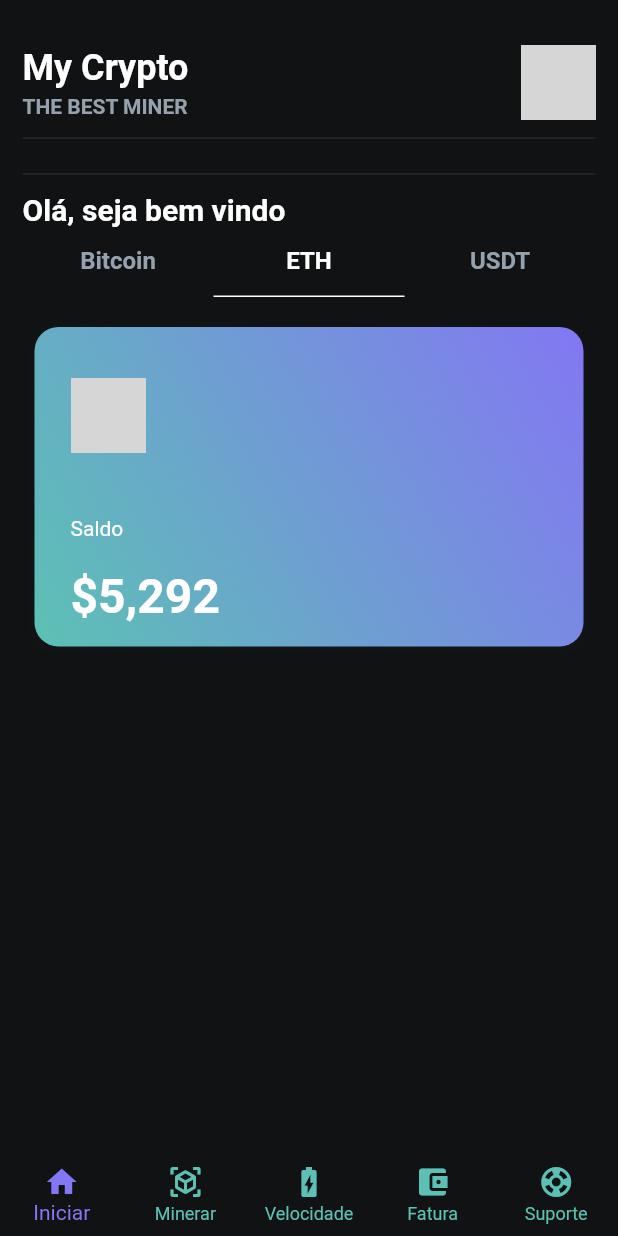
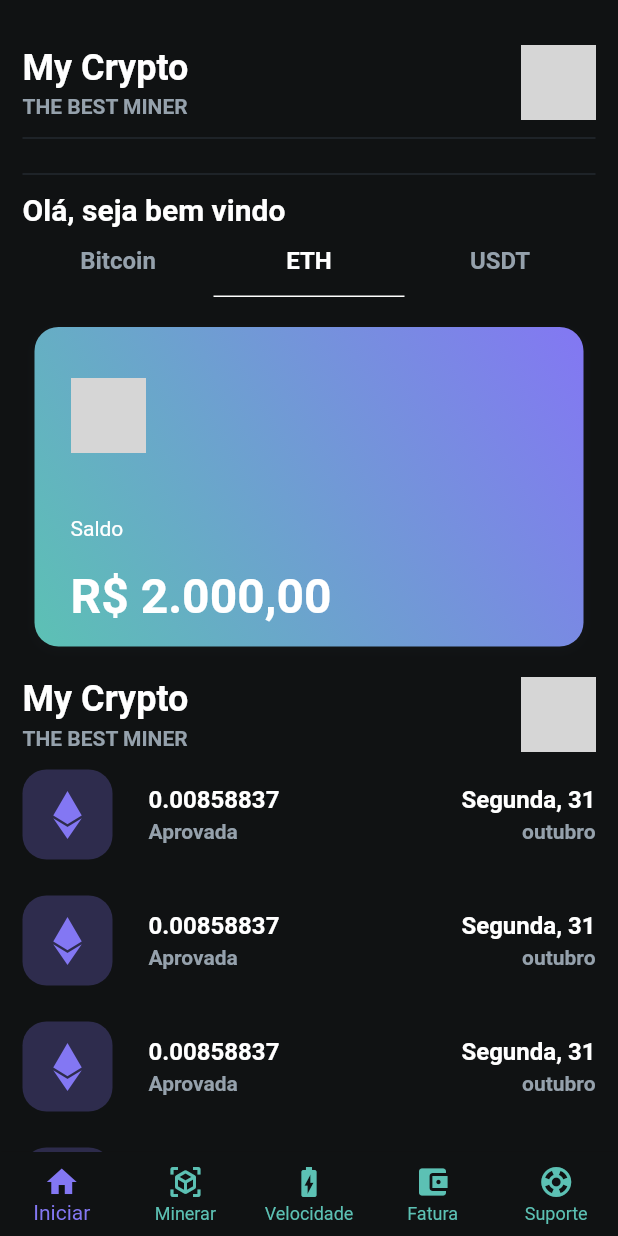
Before and after one commit to KevennyJS/my_cripto, a Flutter app: the screen it shows once a user with an empty profile is signed in, tab 2 chosen, after a tap on "Saldo", on a phone screen of 412 x 824 dp. Run offline on Flutter 3.47's test engine with Material 2 defaults, Android fonts, the phone set to English and light mode, and no system bars; our stand-ins replace firebase_auth, firebase_core, font_awesome_flutter; accounts and stored records are empty; network calls fail; Roboto replaces fonts that are missing (Outfit); grey boxes are pictures that could not be loaded.

Commit message:
add: Adicionado card para histórico de transferências #1

```diff
--- a/lib/screens/inicio_screen.dart
+++ b/lib/screens/inicio_screen.dart
@@ -1,10 +1,9 @@
 import 'package:flutter/material.dart';
 import 'package:my_cripto/widgets/Spacer.dart';
-import 'package:my_cripto/widgets/credit_cards/usdt_card.dart';
 
 import '../util/colors.dart';
-import '../widgets/credit_cards/btc_card.dart';
-import '../widgets/credit_cards/eth_card.dart';
+import '../widgets/cripto_card.dart';
+import '../widgets/cripto_historic_card.dart';
 import '../widgets/topBar.dart';
 
 class InicioScreen extends StatefulWidget {
@@ -20,10 +19,10 @@ class _InicioScreenState extends State<InicioScreen> {
     Size size = MediaQuery.of(context).size;
     return SafeArea(
       child: Scaffold(
-        body: SingleChildScrollView(
-          child: SizedBox(
-            height: size.height+100,
+        body: SizedBox(
+          height: size.height + 100,
           width: size.width,
+          child: SingleChildScrollView(
             child: Padding(
               padding: const EdgeInsets.symmetric(horizontal: 15, vertical: 30),
               child: Column(
@@ -31,9 +30,7 @@ class _InicioScreenState extends State<InicioScreen> {
                   topBar(),
                   spacer(),
                   spacer(),
-                  Expanded(
-                    flex: 4,
-                    child: Column(
+                  Column(
                     mainAxisSize: MainAxisSize.max,
                     crossAxisAlignment: CrossAxisAlignment.start,
                     children: [
@@ -44,8 +41,8 @@ class _InicioScreenState extends State<InicioScreen> {
                           length: 3,
                           initialIndex: 0,
                           child: Column(
-                              children: const [
-                                TabBar(
+                            children: [
+                              const TabBar(
                                 labelColor: primaryText,
                                 unselectedLabelColor: secondaryText,
                                 labelStyle: bodyText1,
@@ -60,9 +57,24 @@ class _InicioScreenState extends State<InicioScreen> {
                               Expanded(
                                 child: TabBarView(
                                   children: [
-                                      BTCCard(),
-                                      ETHCard(),
-                                      USDTCard(),
+                                    CriptoCard(
+                                      name: 'Bitcoin',
+                                      price: 'R\$ 50.000,00',
+                                      image: 'https://cdn-icons-png.flaticon.com/512/5968/5968260.png',
+                                      gradientColors: const [Color(0xFF00F2FE), Color(0xFF4FACFE)],
+                                    ),
+                                    CriptoCard(
+                                      name: 'ETH',
+                                      price: 'R\$ 2.000,00',
+                                      image: 'https://cdn-icons-png.flaticon.com/512/7016/7016523.png',
+                                      gradientColors: [primary, secondary],
+                                    ),
+                                    CriptoCard(
+                                      name: 'USDT',
+                                      price: 'R\$ 1.000,00',
+                                      image: 'https://cryptologos.cc/logos/tether-usdt-logo.png',
+                                      gradientColors: const [Color(0xFFFF5858), Color(0xFFD43F8D)],
+                                    ),
                                   ],
                                 ),
                               ),
@@ -72,7 +84,21 @@ class _InicioScreenState extends State<InicioScreen> {
                       ),
                     ],
                   ),
-                  ),
+                  topBar(),
+                  ListView(
+                    shrinkWrap: true,
+                    children: [
+                      criptoHistoricCard(),
+                      criptoHistoricCard(),
+                      criptoHistoricCard(),
+                      criptoHistoricCard(),
+                      criptoHistoricCard(),
+                      criptoHistoricCard(),
+                      criptoHistoricCard(),
+                      criptoHistoricCard(),
+                      criptoHistoricCard(),
+                    ],
+                  )
                 ],
               ),
             ),
--- a/lib/util/colors.dart
+++ b/lib/util/colors.dart
@@ -18,5 +18,6 @@ const lineColor = Color(0xFF22282F);
 const TextStyle title1 = TextStyle(color: primaryText, fontSize: 24, fontWeight: FontWeight.w600);
 const TextStyle title2 = TextStyle(color: primaryText, fontSize: 20, fontWeight: FontWeight.w600);
 const TextStyle title3 = TextStyle(color: primaryText, fontSize: 18, fontWeight: FontWeight.w600);
+const TextStyle subtitle1 = TextStyle(color: primaryText, fontSize: 16, fontWeight: FontWeight.w600);
 const TextStyle bodyText1 = TextStyle(color: primaryText, fontSize: 16, fontWeight: FontWeight.w600);
 const TextStyle bodyText2 = TextStyle(color: secondaryText, fontSize: 14, fontWeight: FontWeight.w600);
--- a/lib/widgets/credit_cards/btc_card.dart
+++ /dev/null
@@ -1,92 +0,0 @@
-import 'package:flutter/material.dart';
-
-class BTCCard extends StatelessWidget {
-  const BTCCard({Key? key}) : super(key: key);
-
-  @override
-  Widget build(BuildContext context) {
-    return Padding(
-      padding: const EdgeInsetsDirectional.fromSTEB(8, 20, 8, 20),
-      child: Container(
-        width: double.infinity,
-        height: 210,
-        decoration: BoxDecoration(
-          boxShadow: const [
-            BoxShadow(
-              blurRadius: 6,
-              color: Color(0x4B1A1F24),
-              offset: Offset(0, 2),
-            )
-          ],
-          gradient: const LinearGradient(
-            colors: [Color(0xFF00F2FE), Color(0xFF4FACFE)],
-            stops: [0, 1],
-            begin: AlignmentDirectional(1, -1),
-            end: AlignmentDirectional(-1, 1),
-          ),
-          borderRadius: BorderRadius.circular(16),
-          border: Border.all(
-            color: const Color(0xFF00F2FE),
-          ),
-        ),
-        child: Padding(
-          padding: const EdgeInsetsDirectional.fromSTEB(4, 4, 4, 4),
-          child: Column(
-            mainAxisSize: MainAxisSize.max,
-            mainAxisAlignment: MainAxisAlignment.spaceEvenly,
-            children: [
-              Padding(
-                padding: const EdgeInsetsDirectional.fromSTEB(20, 20, 20, 0),
-                child: Row(
-                  mainAxisSize: MainAxisSize.max,
-                  children: [
-                    Image.network(
-                      'https://cdn-icons-png.flaticon.com/512/5968/5968260.png',
-                      width: 50,
-                      height: 50,
-                      fit: BoxFit.cover,
-                    ),
-                  ],
-                ),
-              ),
-              Padding(
-                padding: const EdgeInsetsDirectional.fromSTEB(20, 32, 20, 0),
-                child: Row(
-                  mainAxisSize: MainAxisSize.max,
-                  children: const [
-                    Text(
-                      'Saldo',
-                      style: TextStyle(
-                        fontFamily: 'Outfit',
-                        color: Colors.white,
-                        fontSize: 14,
-                        fontWeight: FontWeight.normal,
-                      ),
-                    ),
-                  ],
-                ),
-              ),
-              Padding(
-                padding: const EdgeInsetsDirectional.fromSTEB(20, 8, 20, 0),
-                child: Row(
-                  mainAxisSize: MainAxisSize.max,
-                  children: const [
-                    Text(
-                      '\$7,630',
-                      style: TextStyle(
-                        fontFamily: 'Outfit',
-                        color: Colors.white,
-                        fontSize: 32,
-                        fontWeight: FontWeight.w600,
-                      ),
-                    ),
-                  ],
-                ),
-              ),
-            ],
-          ),
-        ),
-      ),
-    );
-  }
-}
--- a/lib/widgets/credit_cards/eth_card.dart
+++ /dev/null
@@ -1,94 +0,0 @@
-import 'package:flutter/material.dart';
-
-import '../../util/colors.dart';
-
-class ETHCard extends StatelessWidget {
-  const ETHCard({Key? key}) : super(key: key);
-
-  @override
-  Widget build(BuildContext context) {
-    return Padding(
-      padding: const EdgeInsetsDirectional.fromSTEB(8, 20, 8, 20),
-      child: Container(
-        width: double.infinity,
-        height: 210,
-        decoration: BoxDecoration(
-          boxShadow: const [
-            BoxShadow(
-              blurRadius: 6,
-              color: Color(0x4B1A1F24),
-              offset: Offset(0, 2),
-            )
-          ],
-          gradient: const LinearGradient(
-            colors: [primary, secondary],
-            stops: [0, 1],
-            begin: AlignmentDirectional(1, -1),
-            end: AlignmentDirectional(-1, 1),
-          ),
-          borderRadius: BorderRadius.circular(16),
-        ),
-        child: Padding(
-          padding: const EdgeInsetsDirectional.fromSTEB(4, 4, 4, 4),
-          child: Column(
-            mainAxisSize: MainAxisSize.max,
-            mainAxisAlignment: MainAxisAlignment.spaceEvenly,
-            children: [
-              Padding(
-                padding: const EdgeInsetsDirectional.fromSTEB(20, 20, 20, 0),
-                child: Row(
-                  mainAxisSize: MainAxisSize.max,
-                  children: [
-                    Image.network(
-                      'https://cdn-icons-png.flaticon.com/512/7016/7016523.png',
-                      width: 50,
-                      height: 50,
-                      fit: BoxFit.cover,
-                    ),
-                  ],
-                ),
-              ),
-              Padding(
-                padding: const EdgeInsetsDirectional.fromSTEB(20, 32, 20, 0),
-                child: Row(
-                  mainAxisSize: MainAxisSize.max,
-                  children: [
-                    InkWell(
-                      onTap: () async {},
-                      child: const Text(
-                        'Saldo',
-                        style: TextStyle(
-                          fontFamily: 'Outfit',
-                          color: Colors.white,
-                          fontSize: 14,
-                          fontWeight: FontWeight.normal,
-                        ),
-                      ),
-                    ),
-                  ],
-                ),
-              ),
-              Padding(
-                padding: const EdgeInsetsDirectional.fromSTEB(20, 8, 20, 0),
-                child: Row(
-                  mainAxisSize: MainAxisSize.max,
-                  children: const [
-                    Text(
-                      '\$5,292',
-                      style: TextStyle(
-                        fontFamily: 'Outfit',
-                        color: primaryBtnText,
-                        fontSize: 32,
-                        fontWeight: FontWeight.w600,
-                      ),
-                    ),
-                  ],
-                ),
-              ),
-            ],
-          ),
-        ),
-      ),
-    );
-  }
-}
--- a/lib/widgets/credit_cards/usdt_card.dart
+++ /dev/null
@@ -1,89 +0,0 @@
-import 'package:flutter/material.dart';
-
-class USDTCard extends StatelessWidget {
-  const USDTCard({Key? key}) : super(key: key);
-
-  @override
-  Widget build(BuildContext context) {
-    return Padding(
-      padding: const EdgeInsetsDirectional.fromSTEB(8, 20, 8, 20),
-      child: Container(
-        width: double.infinity,
-        height: 210,
-        decoration: BoxDecoration(
-          boxShadow: const [
-            BoxShadow(
-              blurRadius: 6,
-              color: Color(0x4B1A1F24),
-              offset: Offset(0, 2),
-            )
-          ],
-          gradient: const LinearGradient(
-            colors: [Color(0xFFFF5858), Color(0xFFD43F8D)],
-            stops: [0, 0.5],
-            begin: AlignmentDirectional(-1, -1),
-            end: AlignmentDirectional(1, 1),
-          ),
-          borderRadius: BorderRadius.circular(16),
-        ),
-        child: Padding(
-          padding: const EdgeInsetsDirectional.fromSTEB(4, 4, 4, 4),
-          child: Column(
-            mainAxisSize: MainAxisSize.max,
-            mainAxisAlignment: MainAxisAlignment.spaceEvenly,
-            children: [
-              Padding(
-                padding: const EdgeInsetsDirectional.fromSTEB(20, 20, 20, 0),
-                child: Row(
-                  mainAxisSize: MainAxisSize.max,
-                  children: [
-                    Image.network(
-                      'https://cryptologos.cc/logos/tether-usdt-logo.png',
-                      width: 50,
-                      height: 50,
-                      fit: BoxFit.cover,
-                    ),
-                  ],
-                ),
-              ),
-              Padding(
-                padding: const EdgeInsetsDirectional.fromSTEB(20, 32, 20, 0),
-                child: Row(
-                  mainAxisSize: MainAxisSize.max,
-                  children: const [
-                    Text(
-                      'Saldo',
-                      style: TextStyle(
-                        fontFamily: 'Outfit',
-                        color: Colors.white,
-                        fontSize: 14,
-                        fontWeight: FontWeight.normal,
-                      ),
-                    ),
-                  ],
-                ),
-              ),
-              Padding(
-                padding: const EdgeInsetsDirectional.fromSTEB(20, 8, 20, 0),
-                child: Row(
-                  mainAxisSize: MainAxisSize.max,
-                  children: const [
-                    Text(
-                      '\$8,201',
-                      style: TextStyle(
-                        fontFamily: 'Outfit',
-                        color: Colors.white,
-                        fontSize: 32,
-                        fontWeight: FontWeight.w600,
-                      ),
-                    ),
-                  ],
-                ),
-              ),
-            ],
-          ),
-        ),
-      ),
-    );
-  }
-}
--- /dev/null
+++ b/lib/widgets/cripto_card.dart
@@ -0,0 +1,89 @@
+import 'package:flutter/material.dart';
+
+import '../../util/colors.dart';
+
+Widget CriptoCard({Key? key, required List<Color> gradientColors, required String image, required String name, required String price}) {
+  return Padding(
+    padding: const EdgeInsetsDirectional.fromSTEB(8, 20, 8, 20),
+    child: Container(
+      width: double.infinity,
+      height: 210,
+      decoration: BoxDecoration(
+        boxShadow: const [
+          BoxShadow(
+            blurRadius: 6,
+            color: Color(0x4B1A1F24),
+            offset: Offset(0, 2),
+          )
+        ],
+        gradient: LinearGradient(
+          colors: gradientColors,
+          stops: const [0, 1],
+          begin: const AlignmentDirectional(1, -1),
+          end: const AlignmentDirectional(-1, 1),
+        ),
+        borderRadius: BorderRadius.circular(16),
+      ),
+      child: Padding(
+        padding: const EdgeInsetsDirectional.fromSTEB(4, 4, 4, 4),
+        child: Column(
+          mainAxisSize: MainAxisSize.max,
+          mainAxisAlignment: MainAxisAlignment.spaceEvenly,
+          children: [
+            Padding(
+              padding: const EdgeInsetsDirectional.fromSTEB(20, 20, 20, 0),
+              child: Row(
+                mainAxisSize: MainAxisSize.max,
+                children: [
+                  Image.network(
+                    image,
+                    width: 50,
+                    height: 50,
+                    fit: BoxFit.cover,
+                  ),
+                ],
+              ),
+            ),
+            Padding(
+              padding: const EdgeInsetsDirectional.fromSTEB(20, 32, 20, 0),
+              child: Row(
+                mainAxisSize: MainAxisSize.max,
+                children: [
+                  InkWell(
+                    onTap: () async {},
+                    child: const Text(
+                      'Saldo',
+                      style: TextStyle(
+                        fontFamily: 'Outfit',
+                        color: Colors.white,
+                        fontSize: 14,
+                        fontWeight: FontWeight.normal,
+                      ),
+                    ),
+                  ),
+                ],
+              ),
+            ),
+            Padding(
+              padding: const EdgeInsetsDirectional.fromSTEB(20, 8, 20, 0),
+              child: Row(
+                mainAxisSize: MainAxisSize.max,
+                children: [
+                  Text(
+                    price,
+                    style: const TextStyle(
+                      fontFamily: 'Outfit',
+                      color: primaryBtnText,
+                      fontSize: 32,
+                      fontWeight: FontWeight.w600,
+                    ),
+                  ),
+                ],
+              ),
+            ),
+          ],
+        ),
+      ),
+    ),
+  );
+}
--- /dev/null
+++ b/lib/widgets/cripto_historic_card.dart
@@ -0,0 +1,47 @@
+import 'package:flutter/material.dart';
+import 'package:font_awesome_flutter/font_awesome_flutter.dart';
+
+import '../util/colors.dart';
+
+Widget criptoHistoricCard() {
+  return Padding(
+    padding: const EdgeInsetsDirectional.fromSTEB(0, 12, 0, 12),
+    child: Row(
+      mainAxisSize: MainAxisSize.max,
+      children: [
+        Container(
+          width: 60,
+          height: 60,
+          decoration: BoxDecoration(color: const Color(0x428377F3), borderRadius: BorderRadius.circular(16)),
+          alignment:  const AlignmentDirectional(0, 0),
+          child: const FaIcon(FontAwesomeIcons.ethereum, color: primary, size: 32),
+        ),
+        Expanded(
+          flex: 5,
+          child: Padding(
+            padding: const EdgeInsetsDirectional.fromSTEB(24, 0, 0, 0),
+            child: Column(
+              mainAxisSize: MainAxisSize.max,
+              crossAxisAlignment: CrossAxisAlignment.start,
+              children: const [
+                Text('0.00858837', style: subtitle1),
+                Padding(padding: EdgeInsetsDirectional.fromSTEB(0, 4, 0, 0), child: Text('Aprovada', style: bodyText2)),
+              ],
+            ),
+          ),
+        ),
+        Expanded(
+          flex: 3,
+          child: Column(
+            mainAxisSize: MainAxisSize.max,
+            crossAxisAlignment: CrossAxisAlignment.end,
+            children: const [
+              Text('Segunda, 31', style: subtitle1),
+              Padding(padding: EdgeInsetsDirectional.fromSTEB(0, 4, 0, 0), child: Text('outubro', style: bodyText2)),
+            ],
+          ),
+        ),
+      ],
+    ),
+  );
+}
--- a/pubspec.yaml
+++ b/pubspec.yaml
@@ -24,6 +24,9 @@ dependencies:
   firebase_auth: ^4.1.0
   firebase_storage: ^11.0.3
 
+  # Icon package
+  font_awesome_flutter: ^10.2.1
+
 
 dev_dependencies:
   flutter_test:
```
Also changed, not shown: pubspec.lock. Lines whose indentation alone changed are shown as unchanged.
